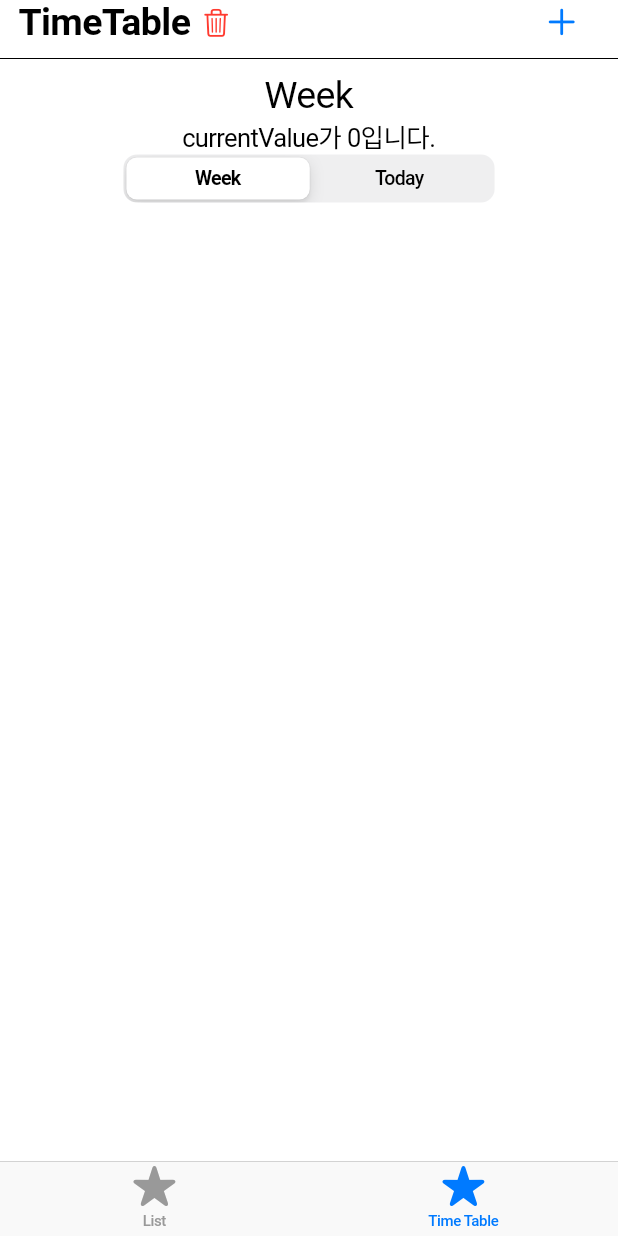
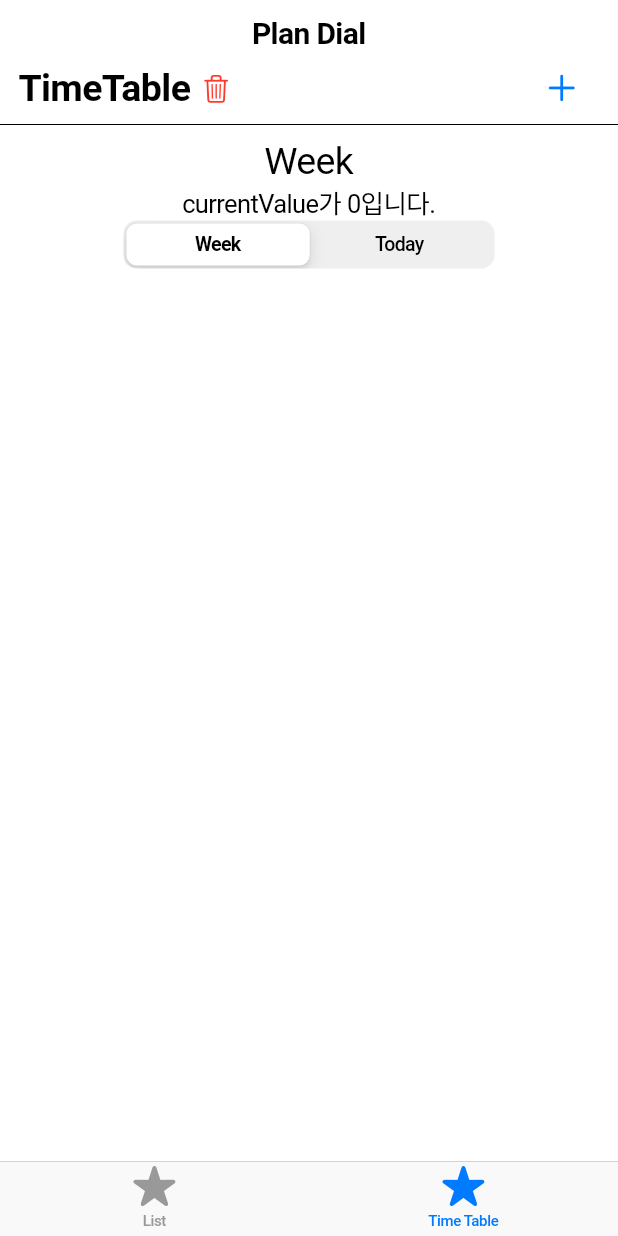
Before and after one commit to ProjectFRIDAY/Plan-Dial-Renewal, a Flutter app: the screen it shows after launch, item 2 of the bottom bar chosen, on a phone screen of 412 x 824 dp. Run offline on Flutter 3.47's test engine with Material 2 defaults, Android fonts, the light colour scheme and no system bars.

Commit message:
feat : 타이틀 바 추가

```diff
--- a/lib/screens/main.dart
+++ b/lib/screens/main.dart
@@ -12,7 +12,20 @@ class MyApp extends StatelessWidget {
   Widget build(BuildContext context) {
     return const CupertinoApp(
       title: 'Plan Dial',
-      home: BottomNavigation(),
+      home: CupertinoPageScaffold(
+        navigationBar: CupertinoNavigationBar(
+          middle: Text(
+            'Plan Dial',
+            style: TextStyle(
+              fontWeight: FontWeight.bold,
+              fontSize: 20,
+            ),
+          ),
+          border: Border(),
+          backgroundColor: CupertinoColors.white,
+        ),
+        child: BottomNavigation(),
+      ),
     );
   }
 }
```
